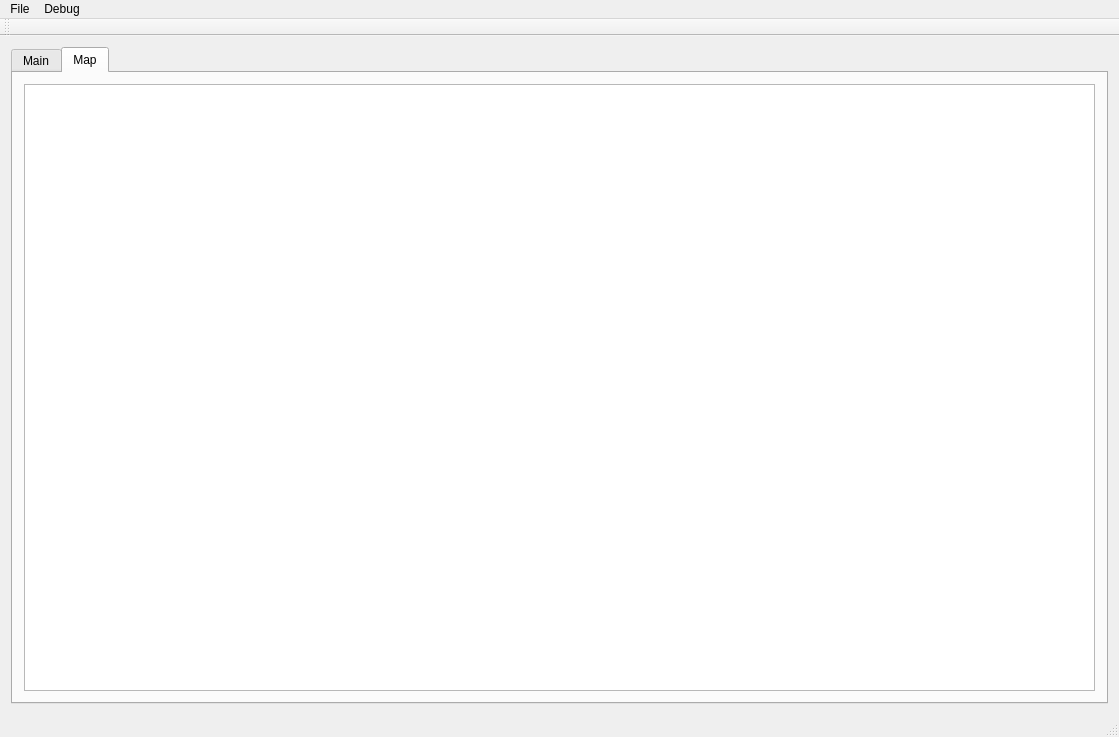
Old version of the form VirtualPilot/Source/VirtualPilot.ui in the repository Jango73/VirtualPilot.
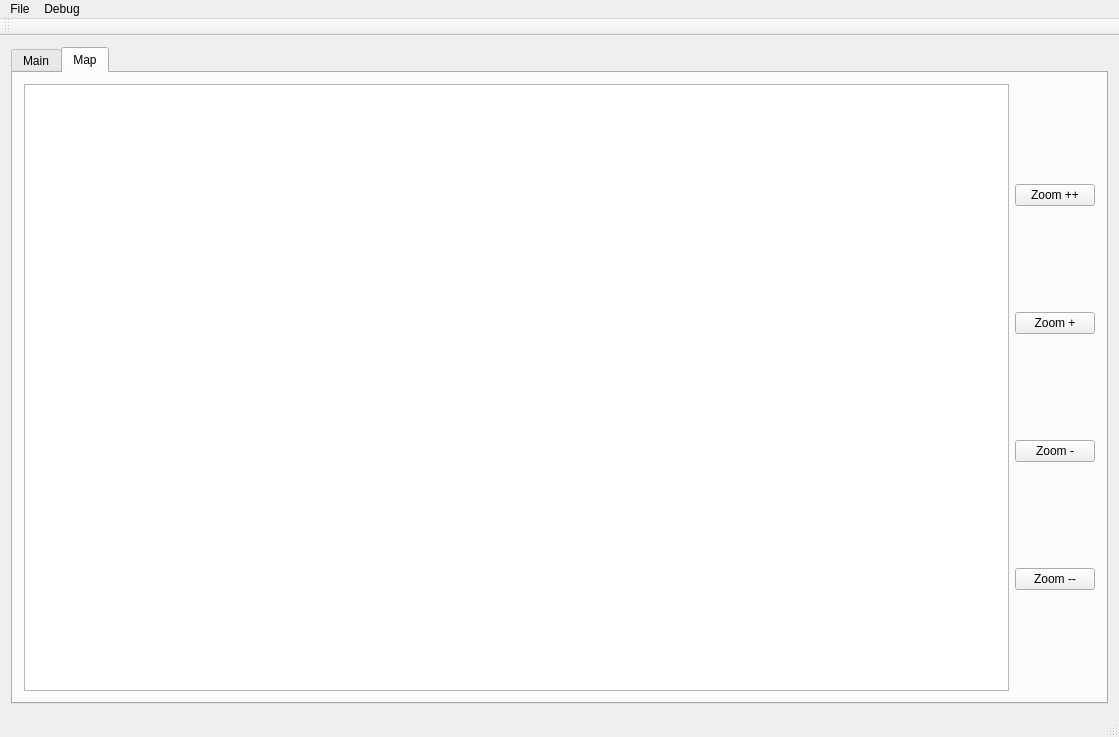
New version of the form. The open tabs and pages were chosen to show the change.

```diff
--- a/VirtualPilot/Source/VirtualPilot.ui
+++ b/VirtualPilot/Source/VirtualPilot.ui
@@ -460,6 +460,38 @@
           </item>
          </layout>
         </item>
+        <item>
+         <layout class="QVBoxLayout" name="verticalLayout_3">
+          <item>
+           <widget class="QPushButton" name="m_btMapZoomInFast">
+            <property name="text">
+             <string>Zoom ++</string>
+            </property>
+           </widget>
+          </item>
+          <item>
+           <widget class="QPushButton" name="m_btMapZoomIn">
+            <property name="text">
+             <string>Zoom +</string>
+            </property>
+           </widget>
+          </item>
+          <item>
+           <widget class="QPushButton" name="m_btMapZoomOut">
+            <property name="text">
+             <string>Zoom -</string>
+            </property>
+           </widget>
+          </item>
+          <item>
+           <widget class="QPushButton" name="m_btMapZoomOutFast">
+            <property name="text">
+             <string>Zoom --</string>
+            </property>
+           </widget>
+          </item>
+         </layout>
+        </item>
        </layout>
       </widget>
      </widget>
```
Left out of the diff: 2 changed lines with no effect on the pictures.
